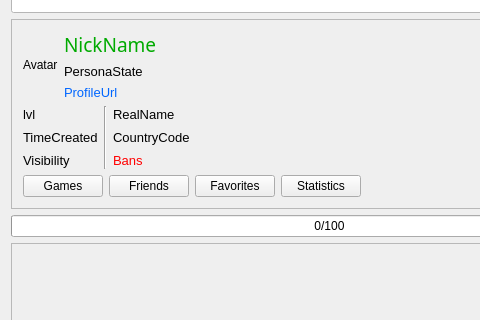
Before: the Qt Designer form AraSteamManager/mainwindow.ui in Arankir/AraSteamManager, drawn with Qt 5; both pictures show x 0 to 480 and y 93 to 413 of the 659 by 555 pixel window.
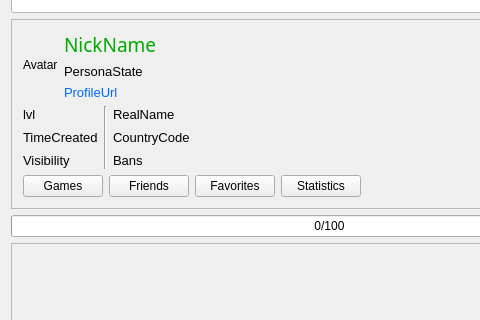
After: the same form once the commit is applied.

Diff of the .ui file:
```diff
--- a/AraSteamManager/mainwindow.ui
+++ b/AraSteamManager/mainwindow.ui
@@ -320,9 +320,6 @@
               <pointsize>10</pointsize>
              </font>
             </property>
-            <property name="styleSheet">
-             <string notr="true">color: rgb(255, 0, 0);</string>
-            </property>
             <property name="text">
              <string>Bans</string>
             </property>
```
